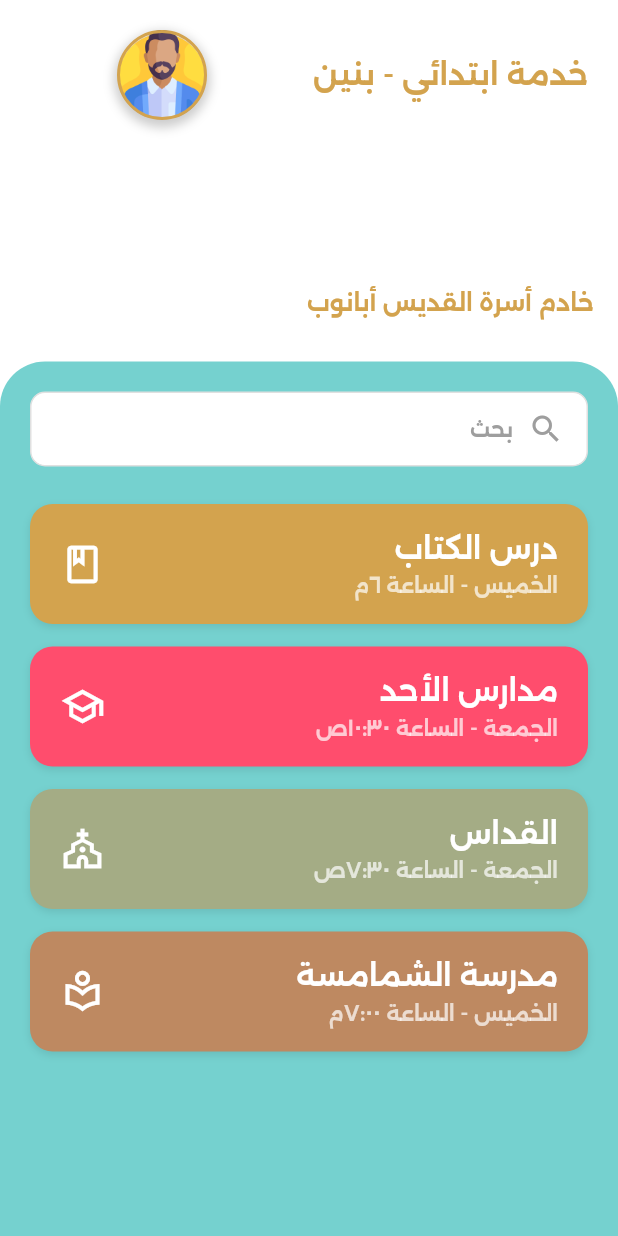
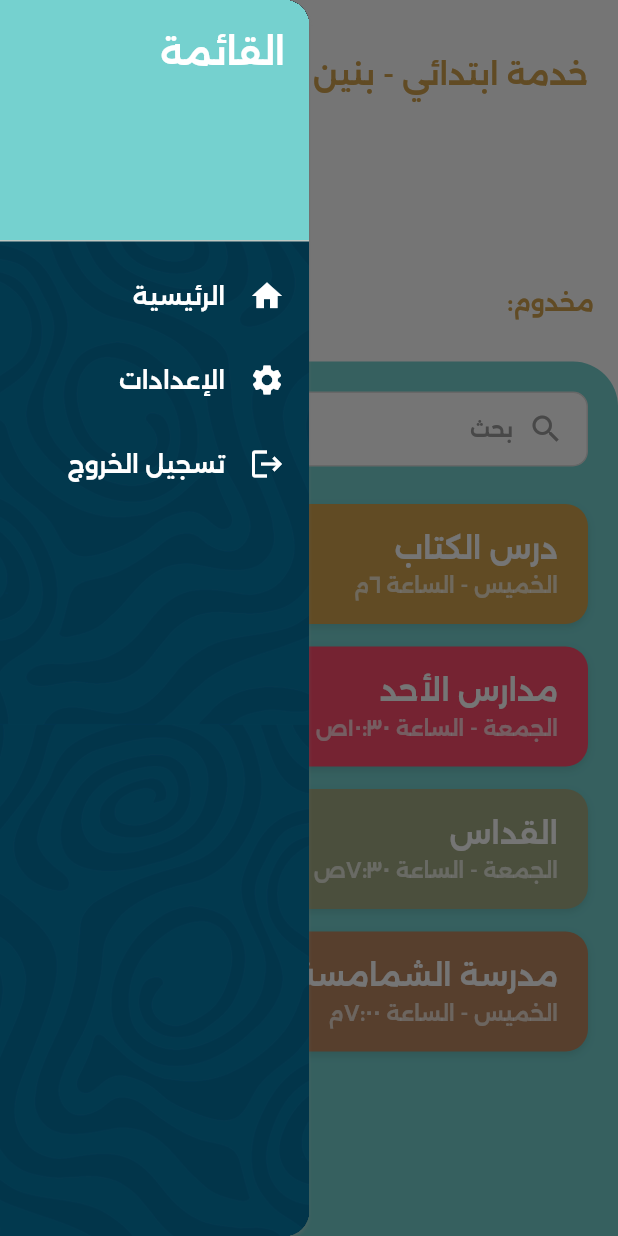
Before and after one commit to AvaAbraamChurch/Church_Service_App, a Flutter app: the HomeScreen screen opened directly with empty values, after a tap on the "menu" icon, on a phone screen of 412 x 824 dp. Run offline on Flutter 3.47's test engine with Material 3 defaults, Android fonts, the phone set to English and light mode, and no system bars; our stand-ins replace bloc, circle_nav_bar, cloud_firestore, conditional_builder_null_safety, firebase_auth, firebase_core and 3 more; accounts and stored records are empty; generated files the repository leaves out were written again.

Commit message:
modify home screen and endrawer

```diff
--- a/lib/main.dart
+++ b/lib/main.dart
@@ -1,5 +1,3 @@
-import 'dart:io';
-import 'package:church/layout/home_layout.dart';
 import 'package:church/modules/Auth/login/login_screen.dart';
 import 'package:flutter/material.dart';
 import 'package:flutter_bloc/flutter_bloc.dart';
--- a/lib/modules/Home/endrawer.dart
+++ b/lib/modules/Home/endrawer.dart
@@ -0,0 +1,54 @@
+import 'package:flutter/material.dart';
+import '../../core/styles/colors.dart';
+
+Widget drawer(context) => Drawer(
+  width: MediaQuery.of(context).size.width * 0.5, // Set drawer width to 50% of screen width
+  shadowColor: Colors.grey,
+  child: Stack(
+    fit: StackFit.expand,
+    children: [
+      Positioned.fill(
+        child: Image.asset(
+          'assets/images/bg.png',
+          fit: BoxFit.cover, // Ensures the image covers the entire screen
+        ),
+      ),
+      ListView(
+        padding: EdgeInsets.zero,
+        children: <Widget>[
+          DrawerHeader(
+            decoration: BoxDecoration(color: teal300),
+            child: Text(
+              'القائمة',
+              style: TextStyle(color: Colors.white, fontSize: 24),
+            ),
+          ),
+          ListTile(
+            leading: Icon(Icons.home, color: Colors.white),
+            title: Text('الرئيسية', style: TextStyle(color: Colors.white),),
+            onTap: () {
+              // Handle navigation to home
+              Navigator.pop(context);
+            },
+          ),
+          ListTile(
+            leading: Icon(Icons.settings, color: Colors.white),
+            title: Text('الإعدادات', style: TextStyle(color: Colors.white)),
+            onTap: () {
+              // Handle navigation to settings
+              Navigator.pop(context);
+            },
+          ),
+          ListTile(
+            leading: Icon(Icons.logout, color: Colors.white,),
+            title: Text('تسجيل الخروج', style: TextStyle(color: Colors.white)),
+            onTap: () {
+              // Handle logout
+              Navigator.pop(context);
+            },
+          ),
+        ],
+      )
+    ],
+  ),
+);
--- a/lib/modules/Home/home_screen.dart
+++ b/lib/modules/Home/home_screen.dart
@@ -1,9 +1,12 @@
 import 'package:church/core/blocs/home/home_cubit.dart';
 import 'package:church/core/blocs/home/home_states.dart';
+import 'package:church/core/utils/userType_enum.dart';
+import 'package:conditional_builder_null_safety/conditional_builder_null_safety.dart';
 import 'package:flutter/material.dart';
 import 'package:flutter_bloc/flutter_bloc.dart';
 
 import '../../core/styles/colors.dart';
+import 'endrawer.dart';
 
 class HomeScreen extends StatelessWidget {
   final String userId; // Replace with actual user ID
@@ -81,9 +84,12 @@ class HomeScreen extends StatelessWidget {
               stream: cubit.getUserById(userId).asStream(),
               builder: (context, snapshot) {
                 return Scaffold(
-                  endDrawer: ,
+                  endDrawer: drawer(context),
                   backgroundColor: Colors.transparent,
-                  body: SizedBox(
+                  body: ConditionalBuilder(
+                      condition: cubit.currentUser != null,
+                      builder: (BuildContext context) {
+                        return SizedBox(
                           width: MediaQuery.of(context).size.width,
                           child: Column(
                             mainAxisAlignment: MainAxisAlignment.start,
@@ -118,7 +124,7 @@ class HomeScreen extends StatelessWidget {
                                         )),
                                     SizedBox(width: 10.0,),
                                     IconButton(onPressed: (){
-                                Scaffold.of(context).openDrawer();
+                                      Scaffold.of(context).openEndDrawer();
                                     }, icon: Icon(Icons.menu, color: Colors.white,)),
                                   ],
                                 ),
@@ -126,7 +132,7 @@ class HomeScreen extends StatelessWidget {
                               SizedBox(height: 10,),
                               ListTile(
                                 title: Text('مرحبا بك...\n${cubit.currentUser!.fullName}', style: TextStyle(color: Colors.white, fontSize: 24, fontWeight: FontWeight.bold),),
-                          subtitle: Text('خادم أسرة القديس أبانوب', style: TextStyle(color: brown300, fontSize: 16),),
+                                subtitle: Text('${cubit.currentUser!.userType.label}: ${cubit.currentUser!.userClass}', style: TextStyle(color: brown300, fontSize: 16),),
                               ),
                               SizedBox(height: 20,),
                               Expanded(
@@ -202,6 +208,9 @@ class HomeScreen extends StatelessWidget {
 
                             ],
                           ),
+                        );
+                      },
+                    fallback: (BuildContext context) => const Center(child: CircularProgressIndicator()),
                   ),
                 );
               }
--- a/pubspec.yaml
+++ b/pubspec.yaml
@@ -50,6 +50,7 @@ dependencies:
   firebase_auth: ^5.7.0
   cloud_firestore: ^5.0.1
   circle_nav_bar: ^2.2.0
+  firebase_database: ^11.0.0
 
 dev_dependencies:
   flutter_test:
```
Also changed, not shown: lib/core/blocs/home/home_cubit.dart (+0 -17 lines), pubspec.lock. Lines whose indentation alone changed are shown as unchanged.
